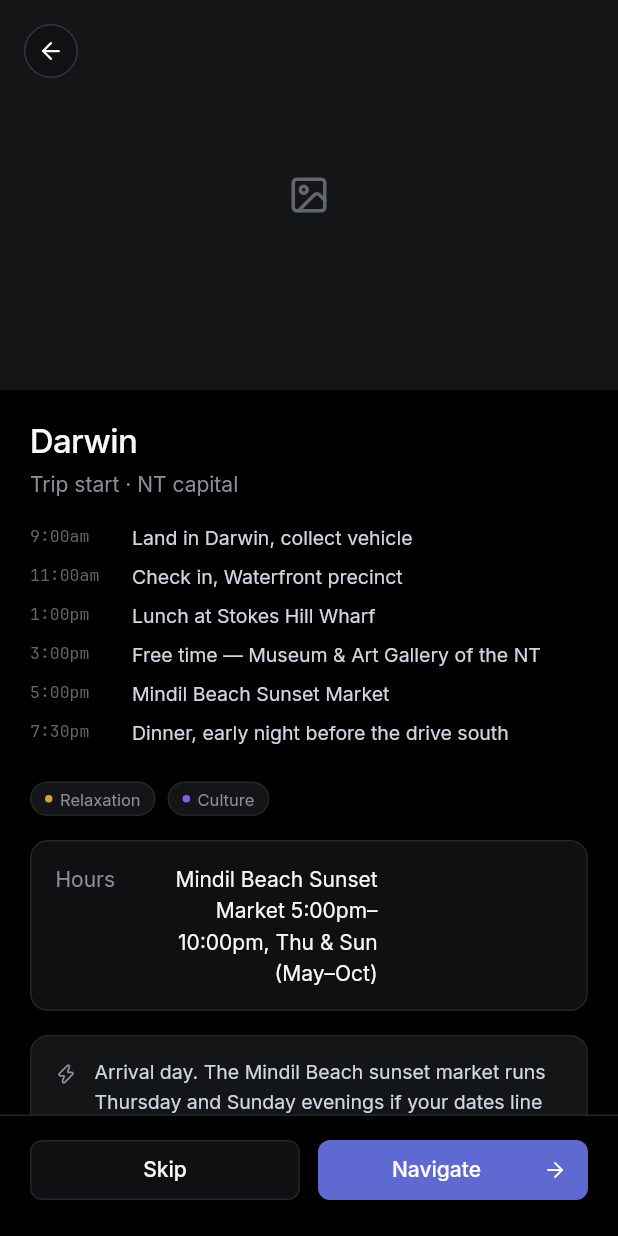
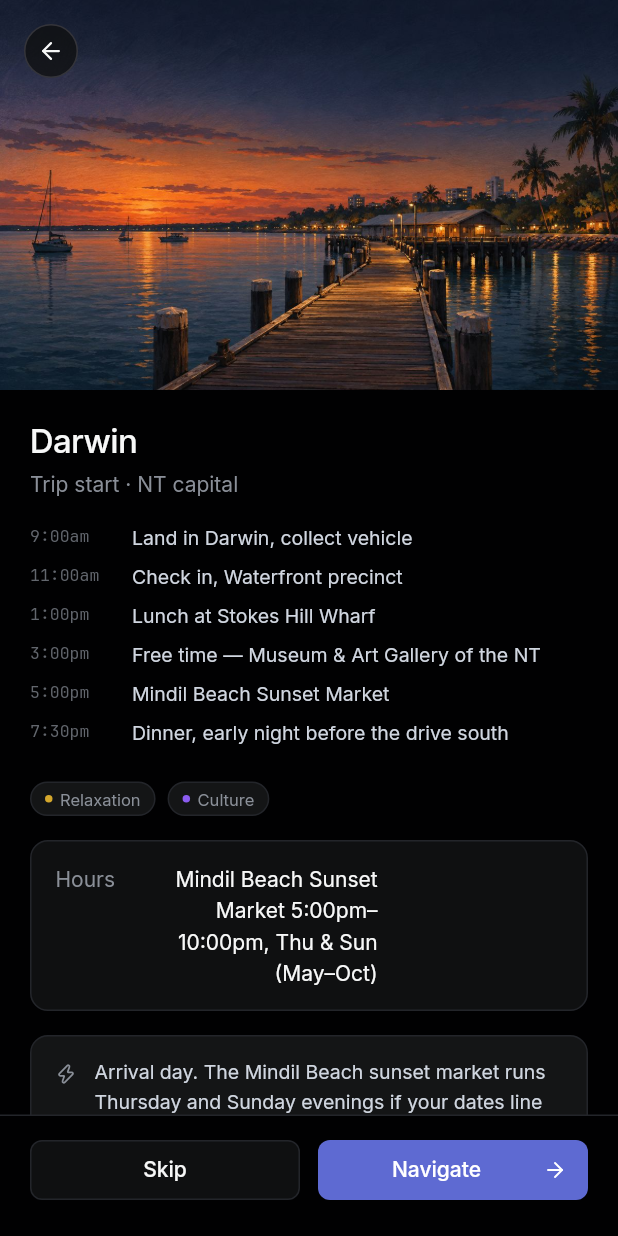
Before and after one commit to Estaed/Terra-NT, a Flutter app: the StopDetailScreen screen opened directly with sample values from the repository, on a phone screen of 412 x 824 dp. Run offline on Flutter 3.47's test engine with Material 3 defaults, Android fonts, the phone set to English and light mode, and no system bars; our stand-ins replace cloud_firestore, firebase_auth, firebase_core, firebase_crashlytics, flutter_lucide, flutter_map and 4 more; accounts and stored records are empty.

Commit message:
Task-42: place images replace placeholders on Stop detail, Explore and Saved Routes

```diff
--- /dev/null
+++ b/terra_nt/lib/data/seed/place_images.dart
@@ -0,0 +1,25 @@
+const List<MapEntry<String, String>> _placeImageMatchers = [
+  MapEntry("desert park", "desert-park"),
+  MapEntry("alice springs", "alice-springs"),
+  MapEntry("mindil", "mindil"),
+  MapEntry("darwin", "darwin"),
+  MapEntry("litchfield", "litchfield"),
+  MapEntry("kakadu", "kakadu"),
+  MapEntry("ubirr", "kakadu"),
+  MapEntry("nitmiluk", "nitmiluk"),
+  MapEntry("katherine", "nitmiluk"),
+  MapEntry("kings canyon", "kings-canyon"),
+  MapEntry("watarrka", "kings-canyon"),
+  MapEntry("uluru", "uluru"),
+];
+
+/// Case-insensitive substring match against a fixed slug order — first hit wins.
+String? placeImageFor(String name) {
+  final lower = name.toLowerCase();
+  for (final matcher in _placeImageMatchers) {
+    if (lower.contains(matcher.key)) {
+      return "assets/images/places/${matcher.value}.jpg";
+    }
+  }
+  return null;
+}
--- a/terra_nt/lib/features/explore/explore_screen.dart
+++ b/terra_nt/lib/features/explore/explore_screen.dart
@@ -13,6 +13,7 @@ import '../../core/util/poi_filter.dart';
 import '../../core/util/tag_colors.dart';
 import '../../data/models/poi.dart';
 import '../../data/repositories/notifiers.dart';
+import '../../data/seed/place_images.dart';
 import '../../shared/map/map_markers.dart';
 import '../../shared/map/terra_map.dart';
 import '../../shared/widgets/app_icon.dart';
@@ -283,8 +284,9 @@ class _PoiInfoCard extends StatelessWidget {
           child: Row(
             crossAxisAlignment: CrossAxisAlignment.start,
             children: [
-              const PlaceholderTile.square(
+              PlaceholderTile.square(
                 size: AppMetrics.explorePlaceholderSize,
+                image: poi.photoUrl ?? placeImageFor(poi.name),
               ),
               const SizedBox(width: AppMetrics.exploreCardGap),
               Expanded(
--- a/terra_nt/lib/features/itinerary/stop_detail/stop_detail_screen.dart
+++ b/terra_nt/lib/features/itinerary/stop_detail/stop_detail_screen.dart
@@ -13,6 +13,7 @@ import '../../../core/util/maps_url.dart';
 import '../../../core/util/tag_colors.dart';
 import '../../../data/models/stop.dart';
 import '../../../data/repositories/notifiers.dart';
+import '../../../data/seed/place_images.dart';
 import '../../../shared/widgets/app_button.dart';
 import '../../../shared/widgets/app_icon.dart';
 import '../../../shared/widgets/placeholder_tile.dart';
@@ -62,7 +63,7 @@ class StopDetailScreen extends ConsumerWidget {
         top: false,
         child: Column(
           children: [
-            _Hero(onBack: () => _goBack(context)),
+            _Hero(stop: stop, onBack: () => _goBack(context)),
             Expanded(
               child: SingleChildScrollView(
                 padding: const EdgeInsets.fromLTRB(
@@ -112,8 +113,9 @@ class StopDetailScreen extends ConsumerWidget {
 }
 
 class _Hero extends StatelessWidget {
-  const _Hero({required this.onBack});
+  const _Hero({required this.stop, required this.onBack});
 
+  final Stop stop;
   final VoidCallback onBack;
 
   @override
@@ -122,7 +124,10 @@ class _Hero extends StatelessWidget {
       height: AppMetrics.stopDetailHeroHeight,
       child: Stack(
         children: [
-          const PlaceholderTile.hero(height: AppMetrics.stopDetailHeroHeight),
+          PlaceholderTile.hero(
+            height: AppMetrics.stopDetailHeroHeight,
+            image: stop.photoUrl ?? placeImageFor(stop.name),
+          ),
           Positioned(
             // The hero stays full-bleed under the status bar; the only control
             // on top of it does not.
--- a/terra_nt/lib/features/saved/saved_routes_screen.dart
+++ b/terra_nt/lib/features/saved/saved_routes_screen.dart
@@ -15,6 +15,7 @@ import '../../core/theme/typography.dart';
 import '../../core/util/swipe_snap.dart';
 import '../../data/models/saved_route.dart';
 import '../../data/repositories/notifiers.dart';
+import '../../data/seed/place_images.dart';
 import '../../shared/widgets/app_button.dart';
 import '../../shared/widgets/app_icon.dart';
 import '../../shared/widgets/placeholder_tile.dart';
@@ -265,9 +266,12 @@ class _SavedRouteCard extends StatelessWidget {
                 ),
                 child: Row(
                   children: [
-                    const PlaceholderTile.square(
+                    PlaceholderTile.square(
                       size: AppMetrics.savedRouteThumbnailSize,
                       icon: LucideIcons.map,
+                      image: placeImageFor(
+                        route.stops.isEmpty ? route.title : route.stops.last.name,
+                      ),
                     ),
                     const SizedBox(width: AppMetrics.gapRow),
                     Expanded(
--- a/terra_nt/lib/shared/widgets/placeholder_tile.dart
+++ b/terra_nt/lib/shared/widgets/placeholder_tile.dart
@@ -18,6 +18,7 @@ class PlaceholderTile extends StatelessWidget {
     required double size,
     this.icon = LucideIcons.image,
     this.iconSize = AppMetrics.iconXl,
+    this.image,
   })  : width = size,
         height = size,
         _hero = false;
@@ -27,6 +28,7 @@ class PlaceholderTile extends StatelessWidget {
     this.height = 260,
     this.icon = LucideIcons.image,
     this.iconSize = AppMetrics.iconXxl,
+    this.image,
   })  : width = double.infinity,
         _hero = true;
 
@@ -34,29 +36,46 @@ class PlaceholderTile extends StatelessWidget {
   final double height;
   final IconData icon;
   final double iconSize;
+  final String? image;
   final bool _hero;
+
+  Widget _placeholder() => ColoredBox(
+        color: AppColors.surface2,
+        child: Center(child: AppIcon(icon, size: iconSize, color: AppColors.inkTertiary)),
+      );
+
+  Widget _image(String image) {
+    final isNetwork = image.startsWith("http://") || image.startsWith("https://");
+    return isNetwork
+        ? Image.network(
+            image,
+            fit: BoxFit.cover,
+            errorBuilder: (context, error, stackTrace) => _placeholder(),
+          )
+        : Image.asset(
+            image,
+            fit: BoxFit.cover,
+            errorBuilder: (context, error, stackTrace) => _placeholder(),
+          );
+  }
 
   @override
   Widget build(BuildContext context) {
-    final content = AppIcon(icon, size: iconSize, color: AppColors.inkTertiary);
+    final content = image == null ? _placeholder() : _image(image!);
 
     if (_hero) {
-      return SizedBox(
-        width: width,
-        height: height,
-        child: ColoredBox(color: AppColors.surface2, child: Center(child: content)),
-      );
+      return SizedBox(width: width, height: height, child: content);
     }
 
     return Container(
       width: width,
       height: height,
+      clipBehavior: Clip.antiAlias,
       decoration: BoxDecoration(
         color: AppColors.surface2,
         borderRadius: BorderRadius.circular(AppRadius.md),
         border: Border.all(color: AppColors.hairline, width: AppElevation.hairlineWidth),
       ),
-      alignment: Alignment.center,
       child: content,
     );
   }
--- a/terra_nt/pubspec.yaml
+++ b/terra_nt/pubspec.yaml
@@ -70,6 +70,7 @@ flutter:
 
   assets:
     - assets/images/
+    - assets/images/places/
 
   # Fonts are bundled, never fetched. CLAUDE.md -> Part 2 -> Stack forbids google_fonts:
   # this app is about places with no phone signal, so typography must not depend on a
```
Also changed, not shown: 7 other files.
